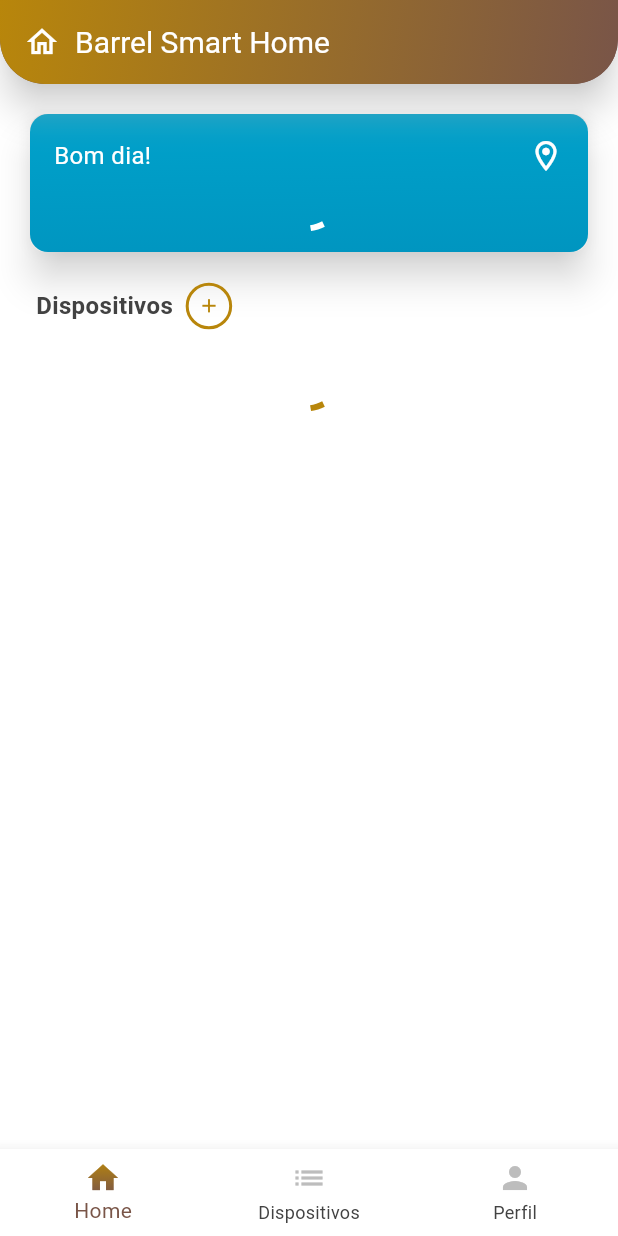
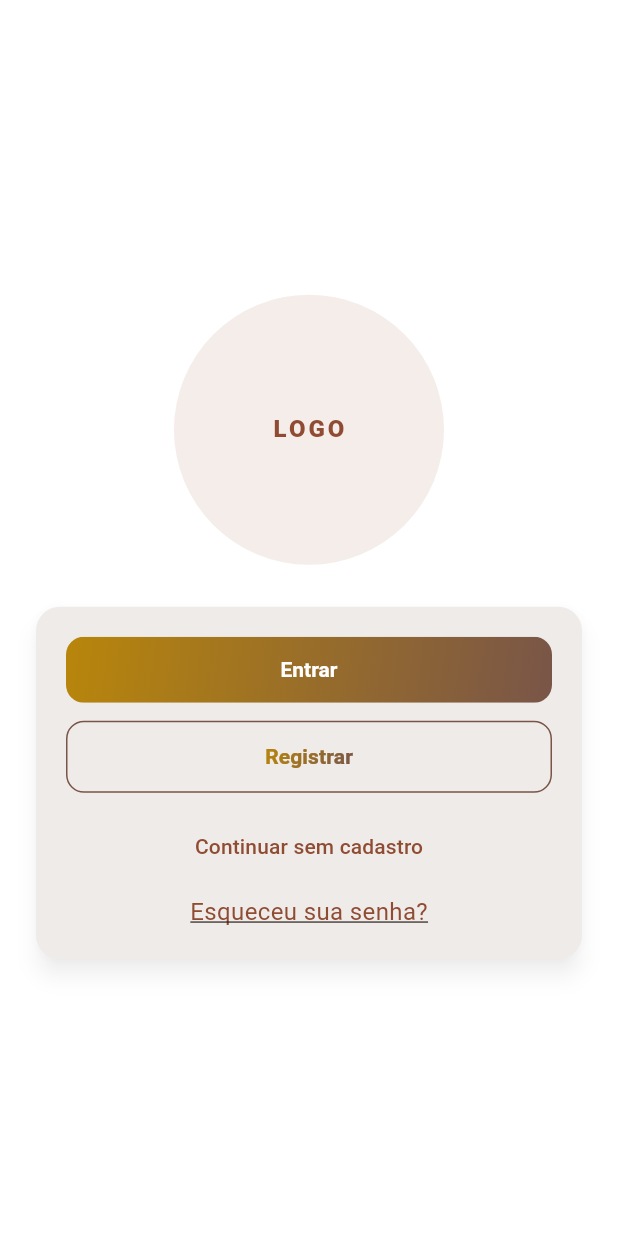
Before and after one commit to diogenesdie/barrel-app, a Flutter app: the screen it shows after launch, on a phone screen of 412 x 824 dp. Run offline on Flutter 3.47's test engine with Material 3 defaults, Android fonts, the phone set to English and light mode, and no system bars; our stand-ins replace convert, flutter_blue_plus, flutter_svg, font_awesome_flutter, geolocator, multicast_dns and 3 more; missing offline and left inert: encrypt, network_info_plus.

Commit message:
tela de login

```diff
--- a/lib/main.dart
+++ b/lib/main.dart
@@ -2,9 +2,10 @@ import 'package:flutter/material.dart';
 import 'package:provider/provider.dart';
 import 'package:smart_home/pages/home_page.dart';
 import 'package:smart_home/providers/voice_command_provider.dart';
+import 'package:smart_home/pages/auth_page.dart';
 
 void main() {
-  runApp(SmartHomeApp());
+  runApp(const SmartHomeApp());
 }
 
 class SmartHomeApp extends StatelessWidget {
@@ -16,24 +17,36 @@ class SmartHomeApp extends StatelessWidget {
       create: (_) => VoiceCommandProvider(),
       child: MaterialApp(
         debugShowCheckedModeBanner: false,
-        home: HomePage(),
+        initialRoute: '/',
+        routes: {
+          '/': (_) => const AuthPage(),
+          '/home': (_) => const HomePage(),
+        },
         theme: ThemeData(
+          // Corrige o roxo dos botões no Material 3
+          colorScheme: ColorScheme.fromSeed(
+            seedColor: Colors.brown,
+            brightness: Brightness.light,
+          ),
+          useMaterial3: true,
+
           primarySwatch: Colors.brown,
           primaryColor: Colors.brown,
-          primaryColorLight: Color(0xFFB8860B),
+          primaryColorLight: const Color(0xFFB8860B),
+
           dialogBackgroundColor: Colors.grey[200],
-          drawerTheme: DrawerThemeData(
+          drawerTheme: const DrawerThemeData(
             backgroundColor: Colors.white,
             elevation: 5,
-            shadowColor: const Color.fromARGB(255, 238, 238, 238),
+            shadowColor: Color.fromARGB(255, 238, 238, 238),
           ),
-          appBarTheme: AppBarTheme(
+          appBarTheme: const AppBarTheme(
             backgroundColor: Colors.brown,
             titleTextStyle: TextStyle(color: Colors.white, fontSize: 20),
             iconTheme: IconThemeData(color: Colors.white),
             actionsIconTheme: IconThemeData(color: Colors.white),
           ),
-          progressIndicatorTheme: ProgressIndicatorThemeData(
+          progressIndicatorTheme: const ProgressIndicatorThemeData(
             color: Color(0xFFB8860B),
           ),
           bottomSheetTheme: BottomSheetThemeData(
@@ -52,7 +65,6 @@ class SmartHomeApp extends StatelessWidget {
               padding: MaterialStateProperty.all<EdgeInsetsGeometry>(
                 const EdgeInsets.all(8),
               ),
-              //putple background color with white icon coplor
               shape: MaterialStateProperty.all<RoundedRectangleBorder>(
                 RoundedRectangleBorder(
                   borderRadius: BorderRadius.circular(30),
@@ -60,18 +72,17 @@ class SmartHomeApp extends StatelessWidget {
               ),
             ),
           ),
-          // set only down border with color primaryLight
           inputDecorationTheme: InputDecorationTheme(
-            focusedBorder: UnderlineInputBorder(
+            focusedBorder: const UnderlineInputBorder(
               borderSide: BorderSide(color: Color(0xFFB8860B)),
             ),
             enabledBorder: UnderlineInputBorder(
               borderSide: BorderSide(color: Colors.grey[400]!),
             ),
-            errorBorder: UnderlineInputBorder(
+            errorBorder: const UnderlineInputBorder(
               borderSide: BorderSide(color: Colors.red),
             ),
-            focusedErrorBorder: UnderlineInputBorder(
+            focusedErrorBorder: const UnderlineInputBorder(
               borderSide: BorderSide(color: Colors.red),
             ),
             labelStyle: TextStyle(color: Colors.grey[400]),
@@ -129,7 +140,7 @@ class SmartHomeApp extends StatelessWidget {
               return Colors.grey[300];
             }),
           ),
-          floatingActionButtonTheme: FloatingActionButtonThemeData(
+          floatingActionButtonTheme: const FloatingActionButtonThemeData(
             backgroundColor: Colors.brown,
             foregroundColor: Colors.white,
           ),
@@ -142,7 +153,6 @@ class SmartHomeApp extends StatelessWidget {
               ),
             ),
           ),
-          useMaterial3: true,
         ),
       ),
     );
--- /dev/null
+++ b/lib/pages/auth_page.dart
@@ -0,0 +1,411 @@
+import 'package:flutter/material.dart';
+
+enum AuthMode { escolha, login, registro, esqueceu }
+
+/// Mesmo gradiente usado no App (primaryColorLight -> primaryColor)
+LinearGradient appGradient(BuildContext context) => LinearGradient(
+  colors: [Theme.of(context).primaryColorLight, Theme.of(context).primaryColor],
+  begin: Alignment.topLeft,
+  end: Alignment.bottomRight,
+);
+
+/// Botão com gradiente reutilizável
+class GradientButton extends StatelessWidget {
+  final Widget child;
+  final VoidCallback? onPressed;
+  final EdgeInsetsGeometry padding;
+  final double borderRadius;
+  final double elevation;
+
+  const GradientButton({
+    super.key,
+    required this.child,
+    required this.onPressed,
+    this.padding = const EdgeInsets.symmetric(horizontal: 20.0, vertical: 14.0),
+    this.borderRadius = 12,
+    this.elevation = 0,
+  });
+
+  @override
+  Widget build(BuildContext context) {
+    final grad = appGradient(context);
+    final isDisabled = onPressed == null;
+
+    return Material(
+      color: Colors.transparent,
+      elevation: elevation,
+      borderRadius: BorderRadius.circular(borderRadius),
+      child: Ink(
+        decoration: BoxDecoration(
+          gradient: isDisabled
+              ? LinearGradient(colors: [
+                  Theme.of(context).primaryColorLight.withOpacity(0.5),
+                  Theme.of(context).primaryColor.withOpacity(0.5),
+                ])
+              : grad,
+          borderRadius: BorderRadius.circular(borderRadius),
+        ),
+        child: InkWell(
+          onTap: onPressed,
+          borderRadius: BorderRadius.circular(borderRadius),
+          child: Padding(
+            padding: padding,
+            child: DefaultTextStyle(
+              style: const TextStyle(
+                color: Colors.white,
+                fontWeight: FontWeight.w600,
+              ),
+              child: Center(child: child),
+            ),
+          ),
+        ),
+      ),
+    );
+  }
+}
+
+class AuthPage extends StatefulWidget {
+  const AuthPage({super.key});
+
+  @override
+  State<AuthPage> createState() => _AuthPageState();
+}
+
+class _AuthPageState extends State<AuthPage> {
+  AuthMode _mode = AuthMode.escolha;
+
+  final _formKey = GlobalKey<FormState>();
+  final _emailCtrl = TextEditingController();
+  final _senhaCtrl = TextEditingController();
+  final _confirmaCtrl = TextEditingController();
+
+  bool _obscure1 = true;
+  bool _obscure2 = true;
+
+  @override
+  void dispose() {
+    _emailCtrl.dispose();
+    _senhaCtrl.dispose();
+    _confirmaCtrl.dispose();
+    super.dispose();
+  }
+
+  void _goHome() {
+    Navigator.of(context).pushReplacementNamed('/home');
+  }
+
+  Widget _buildLogo(double maxWidth) {
+    final size = maxWidth.clamp(120, 180).toDouble();
+    return Padding(
+      padding: const EdgeInsets.only(top: 16, bottom: 24),
+      child: Column(
+        children: [
+          // Troque por Image.asset('assets/logo.png', width: size) se preferir
+          CircleAvatar(
+            radius: size / 2,
+            backgroundColor: Theme.of(context).colorScheme.primary.withOpacity(.1),
+            child: Padding(
+              padding: const EdgeInsets.all(16.0),
+              child: FittedBox(
+                child: Text(
+                  'LOGO',
+                  style: TextStyle(
+                    color: Theme.of(context).colorScheme.primary,
+                    fontWeight: FontWeight.w800,
+                    letterSpacing: 2,
+                  ),
+                ),
+              ),
+            ),
+          ),
+        ],
+      ),
+    );
+  }
+
+  InputDecoration _dec(String label, {Widget? suffix}) {
+    return InputDecoration(
+      labelText: label,
+      border: OutlineInputBorder(borderRadius: BorderRadius.circular(12)),
+      suffixIcon: suffix,
+    );
+  }
+
+  String? _validaEmail(String? v) {
+    if (v == null || v.trim().isEmpty) return 'Informe seu e-mail';
+    final ok = RegExp(r'^[^@]+@[^@]+\.[^@]+').hasMatch(v.trim());
+    if (!ok) return 'E-mail inválido';
+    return null;
+  }
+
+  String? _validaSenha(String? v) {
+    if (v == null || v.length < 6) return 'Mínimo 6 caracteres';
+    return null;
+  }
+
+  Widget _botoesEscolha(BuildContext context) {
+    return Column(
+      children: [
+        SizedBox(
+          width: double.infinity,
+          child: GradientButton(
+            onPressed: () => setState(() => _mode = AuthMode.login),
+            child: const Text('Entrar'),
+          ),
+        ),
+        const SizedBox(height: 12),
+        SizedBox(
+          width: double.infinity,
+          child: OutlinedButton(
+            onPressed: () => setState(() => _mode = AuthMode.registro),
+            style: OutlinedButton.styleFrom(
+              side: BorderSide(color: Theme.of(context).primaryColor),
+              shape: RoundedRectangleBorder(borderRadius: BorderRadius.circular(12)),
+              padding: const EdgeInsets.symmetric(vertical: 14),
+            ),
+            child: ShaderMask(
+              shaderCallback: (rect) => appGradient(context).createShader(rect),
+              child: const Text(
+                'Registrar',
+                style: TextStyle(
+                  color: Colors.white, // será mascarado pelo ShaderMask
+                  fontWeight: FontWeight.w600,
+                ),
+              ),
+            ),
+          ),
+        ),
+        const SizedBox(height: 12),
+        SizedBox(
+          width: double.infinity,
+          child: TextButton(
+            onPressed: _goHome,
+            child: const Text('Continuar sem cadastro'),
+          ),
+        ),
+        const SizedBox(height: 8),
+        GestureDetector(
+          onTap: () => setState(() => _mode = AuthMode.esqueceu),
+          child: Text(
+            'Esqueceu sua senha?',
+            style: TextStyle(
+              color: Theme.of(context).colorScheme.primary,
+              decoration: TextDecoration.underline,
+            ),
+          ),
+        ),
+      ],
+    );
+  }
+
+  Widget _formLogin() {
+    return Form(
+      key: _formKey,
+      child: Column(
+        children: [
+          TextFormField(
+            controller: _emailCtrl,
+            autofillHints: const [AutofillHints.username, AutofillHints.email],
+            keyboardType: TextInputType.emailAddress,
+            decoration: _dec('Email'),
+            validator: _validaEmail,
+          ),
+          const SizedBox(height: 12),
+          TextFormField(
+            controller: _senhaCtrl,
+            autofillHints: const [AutofillHints.password],
+            obscureText: _obscure1,
+            decoration: _dec(
+              'Senha',
+              suffix: IconButton(
+                onPressed: () => setState(() => _obscure1 = !_obscure1),
+                icon: Icon(_obscure1 ? Icons.visibility : Icons.visibility_off),
+              ),
+            ),
+            validator: _validaSenha,
+          ),
+          const SizedBox(height: 16),
+          SizedBox(
+            width: double.infinity,
+            child: GradientButton(
+              onPressed: () {
+                if (_formKey.currentState!.validate()) {
+                  // TODO: sua lógica de login
+                  _goHome();
+                }
+              },
+              child: const Text('Entrar'),
+            ),
+          ),
+          const SizedBox(height: 8),
+          GestureDetector(
+            onTap: () => setState(() => _mode = AuthMode.esqueceu),
+            child: Text(
+              'Esqueceu sua senha?',
+              style: TextStyle(
+                color: Theme.of(context).colorScheme.primary,
+                decoration: TextDecoration.underline,
+              ),
+            ),
+          ),
+          const SizedBox(height: 8),
+          TextButton(
+            onPressed: () => setState(() => _mode = AuthMode.escolha),
+            child: const Text('Voltar'),
+          ),
+        ],
+      ),
+    );
+  }
+
+  Widget _formRegistro() {
+    return Form(
+      key: _formKey,
+      child: Column(
+        children: [
+          TextFormField(
+            controller: _emailCtrl,
+            autofillHints: const [AutofillHints.email],
+            keyboardType: TextInputType.emailAddress,
+            decoration: _dec('Email'),
+            validator: _validaEmail,
+          ),
+          const SizedBox(height: 12),
+          TextFormField(
+            controller: _senhaCtrl,
+            autofillHints: const [AutofillHints.newPassword],
+            obscureText: _obscure1,
+            decoration: _dec(
+              'Senha',
+              suffix: IconButton(
+                onPressed: () => setState(() => _obscure1 = !_obscure1),
+                icon: Icon(_obscure1 ? Icons.visibility : Icons.visibility_off),
+              ),
+            ),
+            validator: _validaSenha,
+          ),
+          const SizedBox(height: 12),
+          TextFormField(
+            controller: _confirmaCtrl,
+            autofillHints: const [AutofillHints.newPassword],
+            obscureText: _obscure2,
+            decoration: _dec(
+              'Confirme a senha',
+              suffix: IconButton(
+                onPressed: () => setState(() => _obscure2 = !_obscure2),
+                icon: Icon(_obscure2 ? Icons.visibility : Icons.visibility_off),
+              ),
+            ),
+            validator: (v) {
+              final base = _validaSenha(v);
+              if (base != null) return base;
+              if (v != _senhaCtrl.text) return 'As senhas não coincidem';
+              return null;
+            },
+          ),
+          const SizedBox(height: 16),
+          SizedBox(
+            width: double.infinity,
+            child: GradientButton(
+              onPressed: () {
+                if (_formKey.currentState!.validate()) {
+                  // TODO: sua lógica de registro
+                  _goHome();
+                }
+              },
+              child: const Text('Registrar'),
+            ),
+          ),
+          const SizedBox(height: 8),
+          TextButton(
+            onPressed: () => setState(() => _mode = AuthMode.escolha),
+            child: const Text('Voltar'),
+          ),
+        ],
+      ),
+    );
+  }
+
+  Widget _formEsqueceu() {
+    return Form(
+      key: _formKey,
+      child: Column(
+        children: [
+          TextFormField(
+            controller: _emailCtrl,
+            autofillHints: const [AutofillHints.email],
+            keyboardType: TextInputType.emailAddress,
+            decoration: _dec('Email'),
+            validator: _validaEmail,
+          ),
+          const SizedBox(height: 16),
+          SizedBox(
+            width: double.infinity,
+            child: GradientButton(
+              onPressed: () {
+                if (_formKey.currentState!.validate()) {
+                  // TODO: enviar e-mail de recuperação
+                  ScaffoldMessenger.of(context).showSnackBar(
+                    const SnackBar(content: Text('Se existir, enviaremos instruções para o seu e-mail.')),
+                  );
+                  setState(() => _mode = AuthMode.login);
+                }
+              },
+              child: const Text('Recuperar senha'),
+            ),
+          ),
+          const SizedBox(height: 8),
+          TextButton(
+            onPressed: () => setState(() => _mode = AuthMode.login),
+            child: const Text('Voltar ao login'),
+          ),
+        ],
+      ),
+    );
+  }
+
+  @override
+  Widget build(BuildContext context) {
+    return LayoutBuilder(
+      builder: (_, constraints) {
+        final isLandscape = MediaQuery.of(context).orientation == Orientation.landscape;
+        final maxCardWidth = isLandscape ? 520.0 : 420.0;
+
+        return Scaffold(
+          body: SafeArea(
+            child: Center(
+              child: SingleChildScrollView(
+                padding: const EdgeInsets.symmetric(horizontal: 20, vertical: 16),
+                child: ConstrainedBox(
+                  constraints: BoxConstraints(maxWidth: maxCardWidth),
+                  child: Column(
+                    children: [
+                      _buildLogo(constraints.maxWidth * (isLandscape ? 0.35 : 0.5)),
+                      Card(
+                        elevation: 6,
+                        shape: RoundedRectangleBorder(borderRadius: BorderRadius.circular(16)),
+                        child: Padding(
+                          padding: const EdgeInsets.all(20),
+                          child: AnimatedSize(
+                            duration: const Duration(milliseconds: 200),
+                            curve: Curves.easeInOut,
+                            child: switch (_mode) {
+                              AuthMode.escolha => _botoesEscolha(context),
+                              AuthMode.login => _formLogin(),
+                              AuthMode.registro => _formRegistro(),
+                              AuthMode.esqueceu => _formEsqueceu(),
+                            },
+                          ),
+                        ),
+                      ),
+                    ],
+                  ),
+                ),
+              ),
+            ),
+          ),
+        );
+      },
+    );
+  }
+}
--- a/pubspec.yaml
+++ b/pubspec.yaml
@@ -41,14 +41,13 @@ dependencies:
   speech_to_text: ^7.0.0
   permission_handler: ^11.3.1
   provider: ^6.1.2
-  uni_links: ^0.5.1
   connectivity_plus: ^6.1.3
   flutter_blue_plus: ^1.35.3
   wifi_scan: ^0.4.1+2
   font_awesome_flutter: ^10.8.0
   flutter_svg: ^2.0.17
   geolocator: ^13.0.3
-  wifi_info_flutter: ^2.0.2
+  network_info_plus: ^6.1.0
   crypto: ^3.0.6
   encrypt: ^5.0.3
   convert: ^3.1.2
```
Also changed, not shown: lib/pages/home_page.dart (+0 -11 lines), lib/pages/search_devices_page.dart (+56 -56 lines), lib/pages/your_home_page.dart (+15 -17 lines), pubspec.lock, 127 other files.
